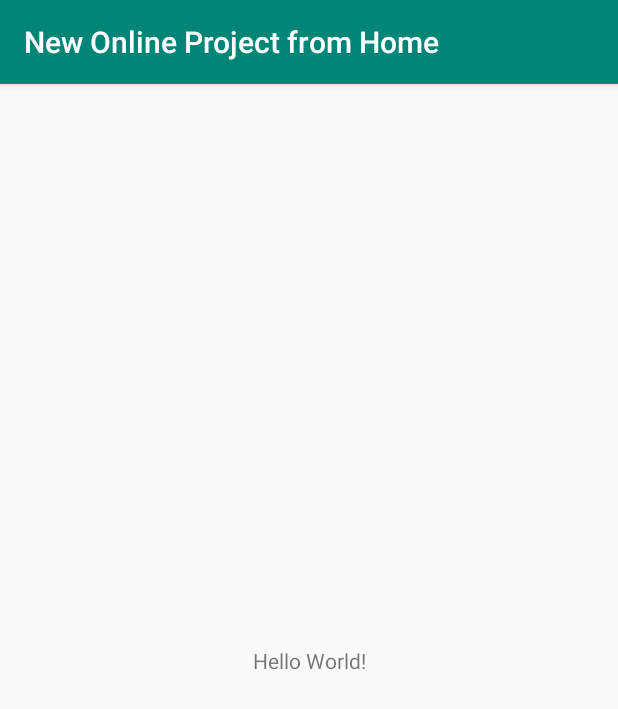
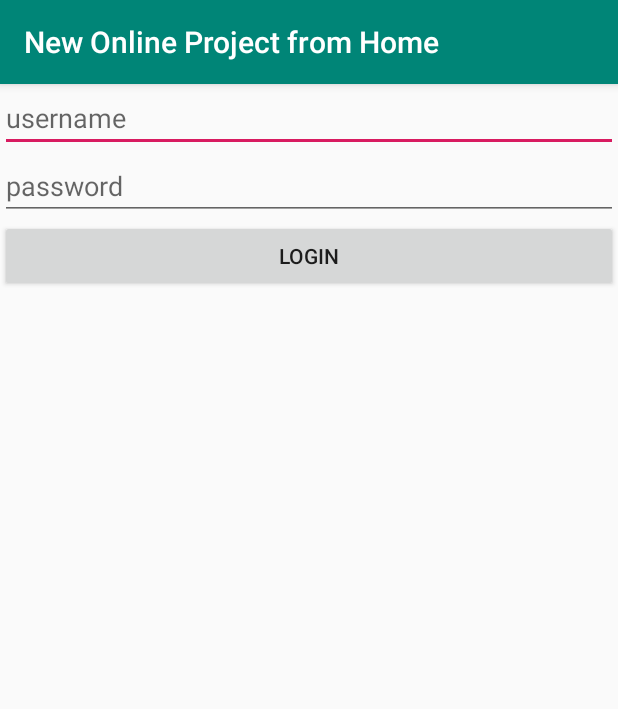
Before and after one commit to muhsecha/NewOnlineProjectfromHome, an Android app: the screen it shows after launch (MainActivity), on a phone screen of 412 x 824 dp. Shown: the top 709 px of the screen. Run offline under Robolectric (Android 15) with nearby library versions, the phone set to English and light mode, and no system bars.

Commit message:
create login form

```diff
--- a/app/src/main/res/layout/activity_main.xml
+++ b/app/src/main/res/layout/activity_main.xml
@@ -1,18 +1,29 @@
 <?xml version="1.0" encoding="utf-8"?>
-<androidx.constraintlayout.widget.ConstraintLayout xmlns:android="http://schemas.android.com/apk/res/android"
+<LinearLayout
+    android:orientation="vertical"
+    xmlns:android="http://schemas.android.com/apk/res/android"
     xmlns:app="http://schemas.android.com/apk/res-auto"
     xmlns:tools="http://schemas.android.com/tools"
     android:layout_width="match_parent"
     android:layout_height="match_parent"
     tools:context=".MainActivity">
 
-    <TextView
-        android:layout_width="wrap_content"
-        android:layout_height="wrap_content"
-        android:text="Hello World!"
-        app:layout_constraintBottom_toBottomOf="parent"
-        app:layout_constraintLeft_toLeftOf="parent"
-        app:layout_constraintRight_toRightOf="parent"
-        app:layout_constraintTop_toTopOf="parent" />
 
-</androidx.constraintlayout.widget.ConstraintLayout>
+    <EditText
+        android:hint="username"
+        android:id="@+id/txtusername"
+        android:layout_width="match_parent"
+        android:layout_height="wrap_content" />
+    <EditText
+        android:hint="password"
+        android:id="@+id/txtpassword"
+        android:inputType="textPassword"
+        android:layout_width="match_parent"
+        android:layout_height="wrap_content" />
+    <Button
+        android:id="@+id/btnlogin"
+        android:text="login"
+        android:layout_width="match_parent"
+        android:layout_height="wrap_content" />
+
+</LinearLayout>
```
